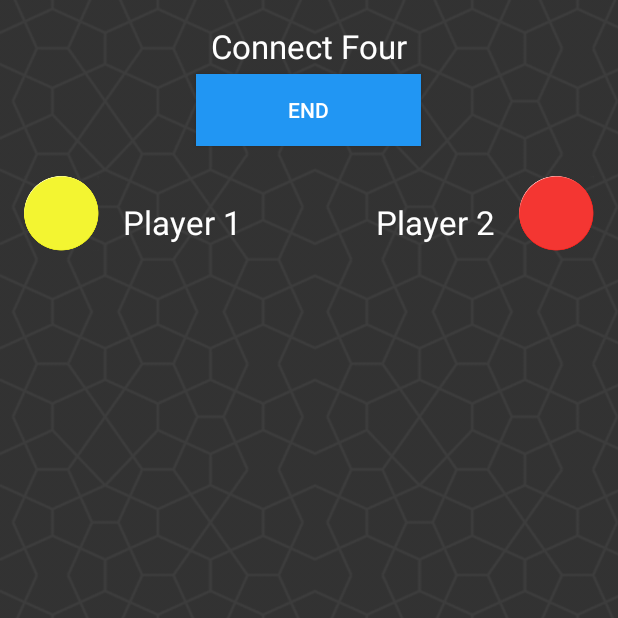
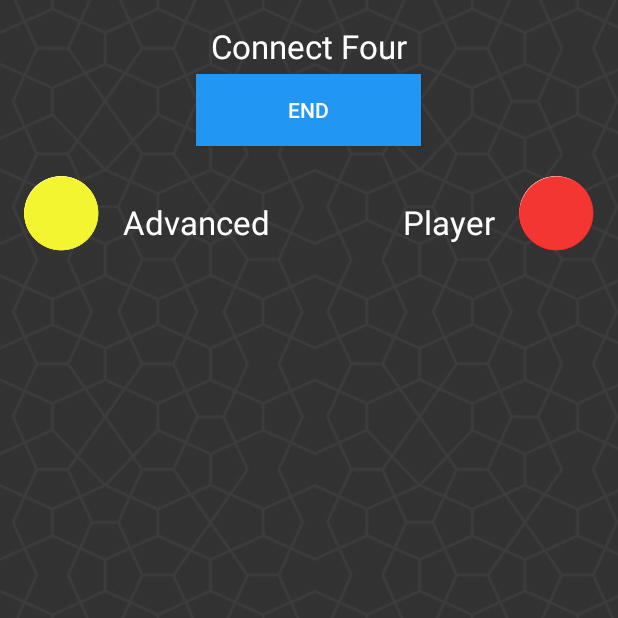
Before and after one commit to dmytroKarataiev/ConnectFour, an Android app: the screen it shows after launch (MainActivity), after a tap on "ADVANCED", on a phone screen of 412 x 824 dp, the top half of it. Run offline under Robolectric (Android 15) with nearby library versions, the phone set to English and light mode, and no system bars.

Commit message:
add: textview shows player names

```diff
--- a/app/src/main/java/karataiev/dmytro/connectfour/Connect4Frame.java
+++ b/app/src/main/java/karataiev/dmytro/connectfour/Connect4Frame.java
@@ -7,6 +7,9 @@ import android.widget.ImageView;
 import android.widget.TextView;
 
 import java.util.Random;
+
+import karataiev.dmytro.connectfour.players.Agent;
+import karataiev.dmytro.connectfour.players.PlayerAgent;
 
 /**
  * The main driver of the Connect4Game
@@ -27,6 +30,7 @@ public class Connect4Frame extends MainActivity {
 
     // Images glow on move
     ImageView yellowPlayerImage, redPlayerImage;
+    TextView yellowPlayerName, redPlayerName;
 
     /**
      * Creates a new Connect4Frame with a given game and pair of players.
@@ -53,6 +57,12 @@ public class Connect4Frame extends MainActivity {
         // Colorful balls
         yellowPlayerImage = (ImageView) current.findViewById(R.id.image_player_left);
         redPlayerImage = (ImageView) current.findViewById(R.id.image_player_right);
+
+        // Player names
+        yellowPlayerName = (TextView) current.findViewById(R.id.text_player_left);
+        redPlayerName = (TextView) current.findViewById(R.id.text_player_right);
+        yellowPlayerName.setText(yellowPlayer.getName());
+        redPlayerName.setText(redPlayer.getName());
 
         myPanel = new Connect4Panel(game, current);  // creates the panel for displaying the game
     }
--- a/app/src/main/java/karataiev/dmytro/connectfour/AdvancedAgent.java
+++ b/app/src/main/java/karataiev/dmytro/connectfour/players/AdvancedAgent.java
@@ -1,4 +1,4 @@
-package karataiev.dmytro.connectfour;
+package karataiev.dmytro.connectfour.players;
 
 //
 // Source code recreated from a .class file by IntelliJ IDEA
@@ -6,6 +6,10 @@ package karataiev.dmytro.connectfour;
 //
 
 import java.util.Random;
+
+import karataiev.dmytro.connectfour.Connect4Column;
+import karataiev.dmytro.connectfour.Connect4Game;
+import karataiev.dmytro.connectfour.Connect4Slot;
 
 public class AdvancedAgent extends Agent {
     Random r = new Random();
@@ -129,6 +133,6 @@ public class AdvancedAgent extends Agent {
     }
 
     public String getName() {
-        return "Advanced Agent";
+        return "Advanced";
     }
 }
--- a/app/src/main/java/karataiev/dmytro/connectfour/Agent.java
+++ b/app/src/main/java/karataiev/dmytro/connectfour/players/Agent.java
@@ -1,6 +1,10 @@
-package karataiev.dmytro.connectfour;
+package karataiev.dmytro.connectfour.players;
 
 import java.util.Random;
+
+import karataiev.dmytro.connectfour.Connect4Column;
+import karataiev.dmytro.connectfour.Connect4Game;
+import karataiev.dmytro.connectfour.Connect4Slot;
 
 /**
  * The abstract class for an Agent that plays Connect 4.
--- a/app/src/main/java/karataiev/dmytro/connectfour/BrilliantAgent.java
+++ b/app/src/main/java/karataiev/dmytro/connectfour/players/BrilliantAgent.java
@@ -1,4 +1,4 @@
-package karataiev.dmytro.connectfour;
+package karataiev.dmytro.connectfour.players;
 
 //
 // Source code recreated from a .class file by IntelliJ IDEA
@@ -6,6 +6,10 @@ package karataiev.dmytro.connectfour;
 //
 
 import java.util.Random;
+
+import karataiev.dmytro.connectfour.Connect4Column;
+import karataiev.dmytro.connectfour.Connect4Game;
+import karataiev.dmytro.connectfour.Connect4Slot;
 
 public class BrilliantAgent extends Agent {
     Random r = new Random();
@@ -145,6 +149,6 @@ public class BrilliantAgent extends Agent {
     }
 
     public String getName() {
-        return "Brilliant Agent";
+        return "Brilliant";
     }
 }
--- a/app/src/main/java/karataiev/dmytro/connectfour/MyAgent.java
+++ b/app/src/main/java/karataiev/dmytro/connectfour/players/MyAgent.java
@@ -1,5 +1,7 @@
-package karataiev.dmytro.connectfour;
+package karataiev.dmytro.connectfour.players;
 import java.util.Random;
+
+import karataiev.dmytro.connectfour.Connect4Game;
 
 /**
  *  Simple computer algorithm which tries to prevent you from winning and checks 1 move ahead if you or he can win
--- a/app/src/main/java/karataiev/dmytro/connectfour/PlayerAgent.java
+++ b/app/src/main/java/karataiev/dmytro/connectfour/players/PlayerAgent.java
@@ -1,5 +1,7 @@
-package karataiev.dmytro.connectfour;
+package karataiev.dmytro.connectfour.players;
 import java.util.Random;
+
+import karataiev.dmytro.connectfour.Connect4Game;
 
 /**
  *  user controlled class of Agent
--- a/app/src/main/java/karataiev/dmytro/connectfour/RandomAgent.java
+++ b/app/src/main/java/karataiev/dmytro/connectfour/players/RandomAgent.java
@@ -1,5 +1,7 @@
-package karataiev.dmytro.connectfour;
+package karataiev.dmytro.connectfour.players;
 import java.util.Random;
+
+import karataiev.dmytro.connectfour.Connect4Game;
 
 /**
  * Randomly moving player. No system or algorithm at all.
--- a/app/src/main/res/layout/content_main.xml
+++ b/app/src/main/res/layout/content_main.xml
@@ -61,6 +61,7 @@
                 android:src="@drawable/yellow" />
 
             <TextView
+                android:id="@+id/text_player_left"
                 android:layout_width="wrap_content"
                 android:layout_height="wrap_content"
                 android:layout_centerInParent="true"
@@ -78,6 +79,7 @@
                 android:src="@drawable/red" />
 
             <TextView
+                android:id="@+id/text_player_right"
                 android:layout_width="wrap_content"
                 android:layout_height="wrap_content"
                 android:layout_centerInParent="true"
```
Also changed, not shown: app/src/main/java/karataiev/dmytro/connectfour/MainActivity.java (+7 -0 lines), 1 other file.
